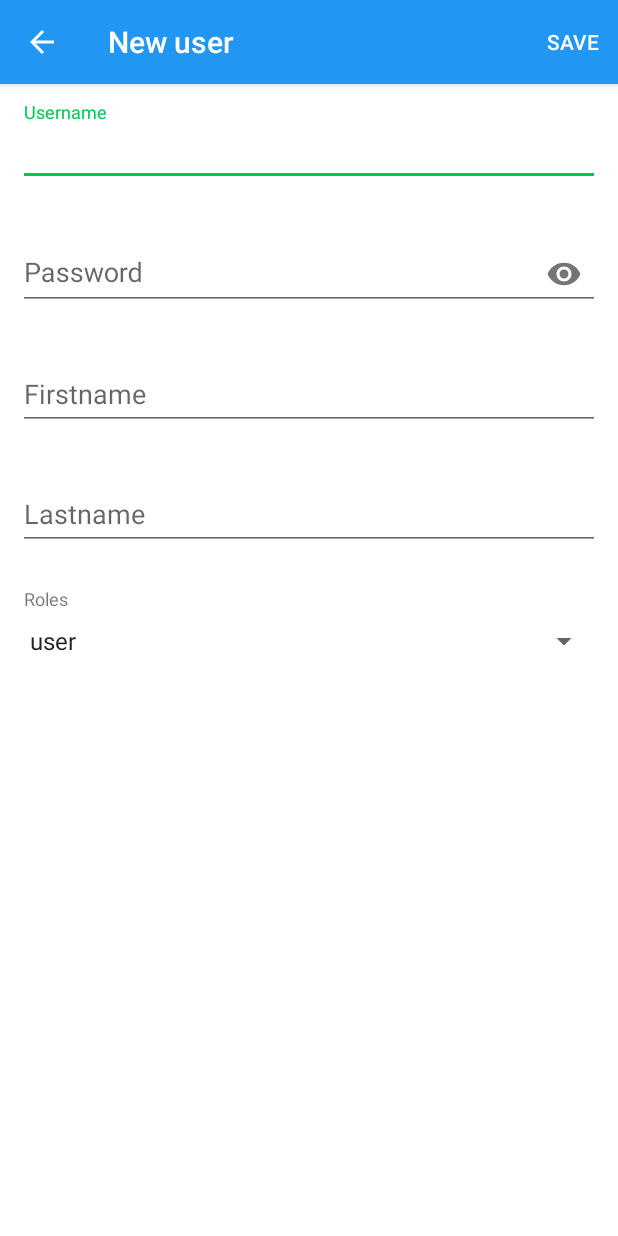
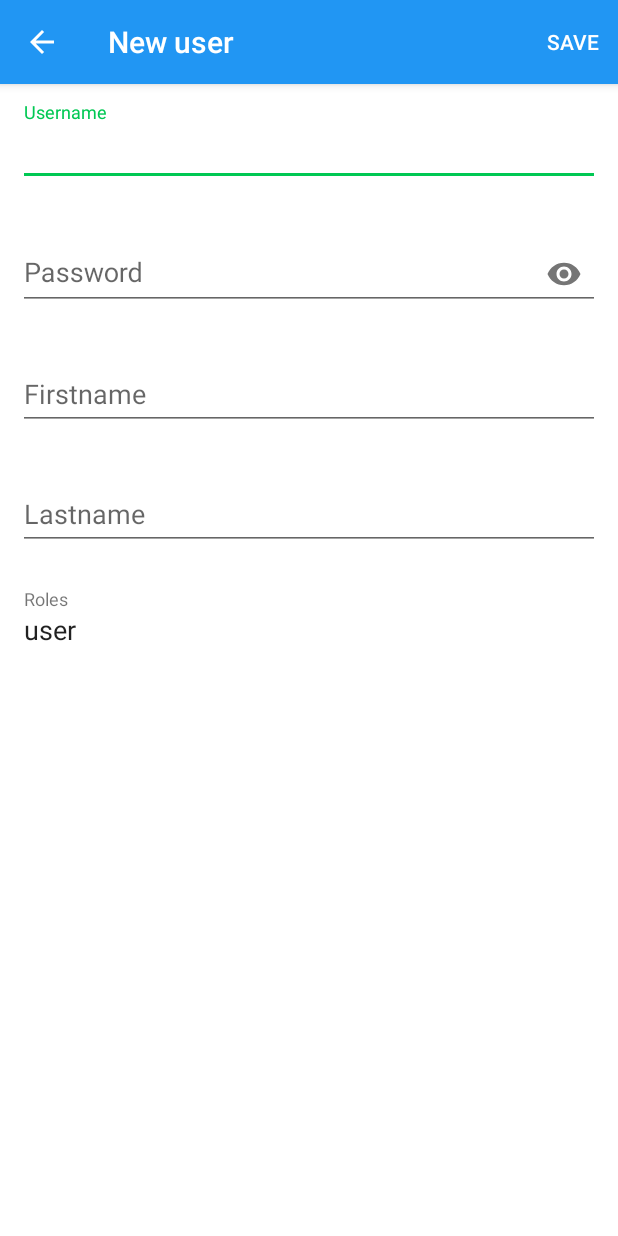
Before and after one commit to kohlicekjan/waresys, an Android app: the UserFormActivity screen opened directly, with no data from a screen before it, on a phone screen of 412 x 824 dp. Run offline under Robolectric (Android 15) with nearby library versions, the phone set to English and light mode, and no system bars; our stand-ins replace ButterKnife; 2 statements that could not run were skipped.

Commit message:
Oprava přístupu k přidělování práv

```diff
--- a/src/ClientAndroid/app/build.gradle
+++ b/src/ClientAndroid/app/build.gradle
@@ -2,7 +2,7 @@ apply plugin: 'com.android.application'
 
 def versionMajor = 1
 def versionMinor = 4
-def versionPatch = 0
+def versionPatch = 2
 
 
 android {
--- a/src/ClientAndroid/app/src/main/java/cz/kohlicek/bpini/ui/item/ItemFormActivity.java
+++ b/src/ClientAndroid/app/src/main/java/cz/kohlicek/bpini/ui/item/ItemFormActivity.java
@@ -72,8 +72,6 @@ public class ItemFormActivity extends AppCompatActivity {
         if (getIntent().hasExtra(ITEM_ID)) {
             setTitle(R.string.item_form_title_edit);
             itemId = getIntent().getStringExtra(ITEM_ID);
-            layoutEdit.setVisibility(View.VISIBLE);
-            loading.setVisibility(View.VISIBLE);
             load(itemId);
         } else {
             setTitle(R.string.item_form_title_new);
@@ -180,6 +178,9 @@ public class ItemFormActivity extends AppCompatActivity {
 
 
     private void load(final String id) {
+        layoutEdit.setVisibility(View.VISIBLE);
+        loading.setVisibility(View.VISIBLE);
+
         Call<Item> call = bpiniService.getItem(id);
 
         call.enqueue(new Callback<Item>() {
--- a/src/ClientAndroid/app/src/main/java/cz/kohlicek/bpini/ui/user/UserFormActivity.java
+++ b/src/ClientAndroid/app/src/main/java/cz/kohlicek/bpini/ui/user/UserFormActivity.java
@@ -11,6 +11,7 @@ import android.view.Menu;
 import android.view.MenuItem;
 import android.view.View;
 import android.widget.Spinner;
+import android.widget.TextView;
 import android.widget.Toast;
 
 import java.util.Arrays;
@@ -19,6 +20,7 @@ import java.util.List;
 import butterknife.BindView;
 import butterknife.ButterKnife;
 import cz.kohlicek.bpini.R;
+import cz.kohlicek.bpini.model.Account;
 import cz.kohlicek.bpini.model.User;
 import cz.kohlicek.bpini.service.BPINIClient;
 import cz.kohlicek.bpini.service.BPINIService;
@@ -60,6 +62,9 @@ public class UserFormActivity extends AppCompatActivity {
     @BindView(R.id.input_roles)
     Spinner inputRoles;
 
+    @BindView(R.id.user_roles)
+    TextView userRoles;
+
     @BindView(R.id.loading)
     View loading;
 
@@ -67,6 +72,7 @@ public class UserFormActivity extends AppCompatActivity {
     View form;
 
     private BPINIService bpiniService;
+    private Account account;
     private String userId;
     private User user;
     private List<String> roles;
@@ -80,17 +86,22 @@ public class UserFormActivity extends AppCompatActivity {
         getSupportActionBar().setDisplayHomeAsUpEnabled(true);
 
         bpiniService = BPINIClient.getInstance(this);
+        account = Account.getLocalAccount(this);
         roles = Arrays.asList(getResources().getStringArray(R.array.user_roles_value));
 
+        if(account.getUsername().equals("admin")){
+            inputRoles.setVisibility(View.VISIBLE);
+            userRoles.setVisibility(View.GONE);
+        }
 
         if (getIntent().hasExtra(USER_ID)) {
             setTitle(R.string.user_form_title_edit);
             userId = getIntent().getStringExtra(USER_ID);
-            loading.setVisibility(View.VISIBLE);
             load(userId);
         } else {
             setTitle(R.string.user_form_title_new);
             form.setVisibility(View.VISIBLE);
+            inputRoles.setSelection(roles.indexOf("user"));
         }
     }
 
@@ -195,6 +206,8 @@ public class UserFormActivity extends AppCompatActivity {
     }
 
     private void load(final String id) {
+        loading.setVisibility(View.VISIBLE);
+
         Call<User> call = bpiniService.getUser(id);
 
         call.enqueue(new Callback<User>() {
--- a/src/ClientAndroid/app/src/main/res/layout/activity_tag_form.xml
+++ b/src/ClientAndroid/app/src/main/res/layout/activity_tag_form.xml
@@ -68,9 +68,9 @@
                 android:layout_width="match_parent"
                 android:layout_height="@dimen/spinner_height"
                 android:layout_marginBottom="@dimen/form_row_vertical_margin"
-                android:textSize="@dimen/form_value_text"
                 android:prompt="@string/tag_form_input_item"
-                android:spinnerMode="dialog" />
+                android:spinnerMode="dialog"
+                android:textSize="@dimen/form_value_text" />
 
         </LinearLayout>
 
--- a/src/ClientAndroid/app/src/main/res/layout/activity_user_form.xml
+++ b/src/ClientAndroid/app/src/main/res/layout/activity_user_form.xml
@@ -109,8 +109,20 @@
                 android:layout_marginBottom="@dimen/form_row_vertical_margin"
                 android:entries="@array/user_roles"
                 android:prompt="@string/user_form_input_roles"
+                android:spinnerMode="dialog"
                 android:textSize="@dimen/form_value_text"
-                android:spinnerMode="dialog" />
+                android:visibility="gone" />
+
+            <TextView
+                android:id="@+id/user_roles"
+                android:layout_width="wrap_content"
+                android:layout_height="wrap_content"
+                android:layout_marginBottom="@dimen/form_row_vertical_margin"
+                android:paddingLeft="4dp"
+                android:text="@string/user_role_user"
+                android:textAppearance="?android:attr/textAppearanceLarge"
+                android:textSize="@dimen/form_value_text" />
+
 
         </LinearLayout>
 
--- a/src/ClientAndroid/app/src/main/res/values/strings.xml
+++ b/src/ClientAndroid/app/src/main/res/values/strings.xml
@@ -71,7 +71,7 @@
 
     <!-- LoginActivity-->
     <string name="login_title">Log in</string>
-    <string name="login_input_host">Host</string>
+    <string name="login_input_host">Server</string>
     <string name="login_input_username">Username</string>
     <string name="login_input_password">Password</string>
     <string name="login_loggingin">Signing in...</string>
```
Also changed, not shown: 8 other files.
